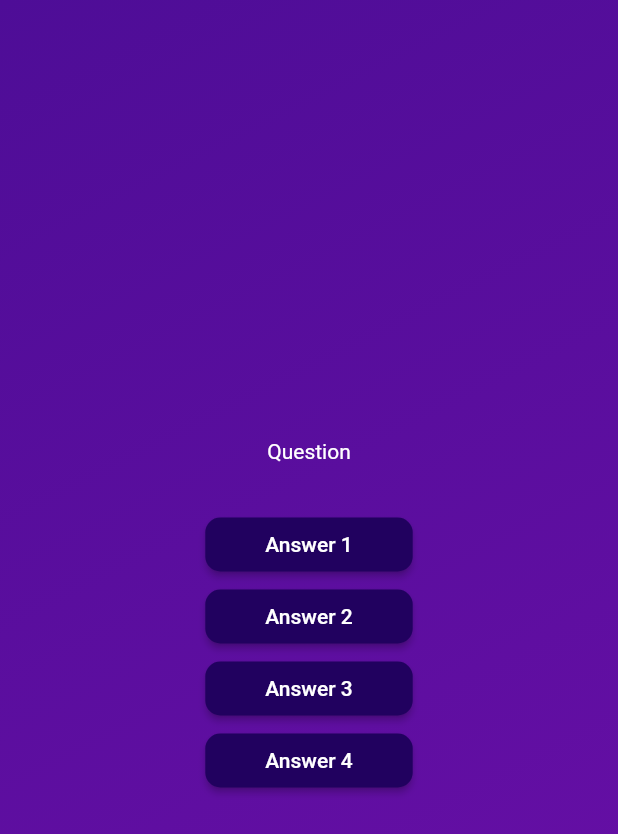
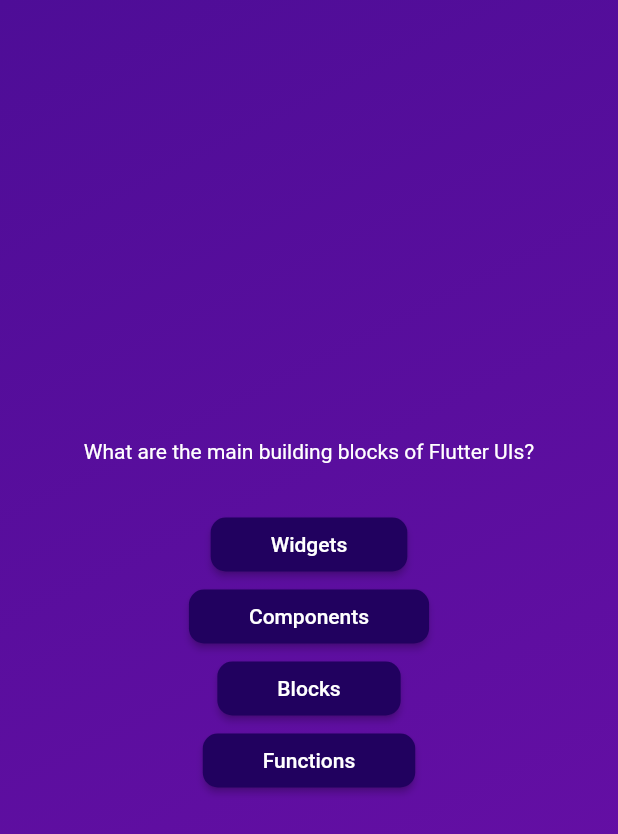
Before and after one commit to hamza5999/quiz-app, a Flutter app: the screen it shows after launch, after a tap on "Start Quiz", on a phone screen of 412 x 824 dp. Shown: the top 834 px of the screen. Run offline on Flutter 3.47's test engine with Material 2 defaults, Android fonts, the phone set to English and light mode, and no system bars.

Commit message:
Used dummy data, dynamically added AnswerButton widget, Spread operator

```diff
--- a/lib/questions_screen.dart
+++ b/lib/questions_screen.dart
@@ -1,5 +1,6 @@
 import 'package:flutter/material.dart';
 import 'package:quiz_app/answer_button.dart';
+import 'package:quiz_app/data/questions.dart';
 
 class QuestionsScreen extends StatefulWidget {
   const QuestionsScreen({super.key});
@@ -13,23 +14,24 @@ class QuestionsScreen extends StatefulWidget {
 class _QuestionScreenState extends State<QuestionsScreen> {
   @override
   Widget build(BuildContext context) {
+    final currentQuestion = questions[0];
+
     // Cenetred using SizedBox and mainAxisAlignment property of Column widget
     return SizedBox(
       width: double.infinity,
       child: Column(
         mainAxisAlignment: MainAxisAlignment.center,
         children: [
-          const Text(
-            "Question",
-            style: TextStyle(color: Colors.white),
+          Text(
+            currentQuestion.text,
+            style: const TextStyle(color: Colors.white),
           ),
           const SizedBox(
             height: 30,
           ),
-          AnswerButton(answerText: "Answer 1", onTap: () {}),
-          AnswerButton(answerText: "Answer 2", onTap: () {}),
-          AnswerButton(answerText: "Answer 3", onTap: () {}),
-          AnswerButton(answerText: "Answer 4", onTap: () {}),
+          ...currentQuestion.answers.map((answer) {
+            return AnswerButton(answerText: answer, onTap: () {});
+          }) // Spread operator (...) to unlist or spread the AnswerButton widget list item generated by map
         ],
       ),
     );
```
